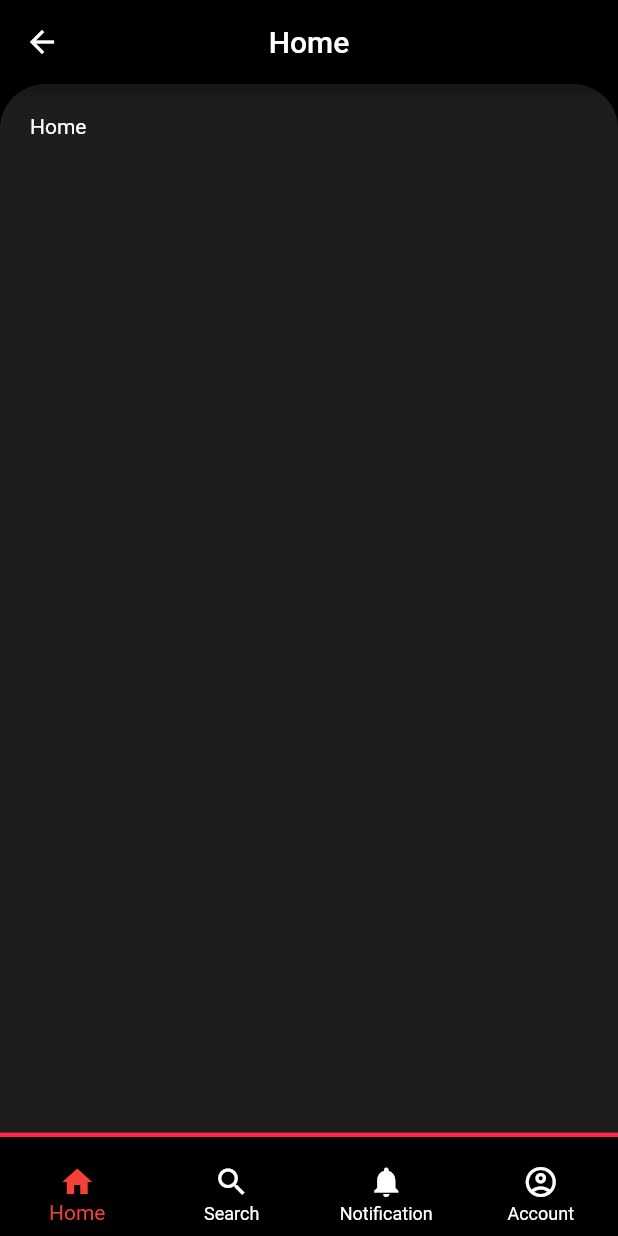
After one commit to thanhdat369/HCI-PT-Booking, a Flutter app: the UserScreen screen opened directly, on a phone screen of 412 x 824 dp. The commit adds this screen. Run offline on Flutter 3.47's test engine with Material 2 defaults, Android fonts, the phone set to English and light mode, and no system bars; Roboto replaces fonts that are missing (ProductSans).

Commit message:
Add interact bottom bar

```diff
--- /dev/null
+++ b/lib/screens/user_screen/user_home.dart
@@ -0,0 +1,12 @@
+import 'package:flutter/material.dart';
+
+class UserHome extends StatelessWidget {
+  const UserHome({Key key}) : super(key: key);
+
+  @override
+  Widget build(BuildContext context) {
+    return Container(
+      child: Text("Home"),
+    );
+  }
+}
--- a/lib/screens/user_screen/components/user_screen.dart
+++ b/lib/screens/user_screen/user_screen.dart
@@ -1,29 +1,45 @@
 import 'package:flutter/material.dart';
 import 'package:hci_booking_pt/screens/user_screen/components/container_rounded.dart';
+import 'package:hci_booking_pt/screens/user_screen/find_pt.dart';
+import 'package:hci_booking_pt/screens/user_screen/profile.dart';
+import 'package:hci_booking_pt/screens/user_screen/user_home.dart';
+import 'package:hci_booking_pt/screens/user_screen/user_notification.dart';
 import 'package:hci_booking_pt/theme/colors.dart';
+//Supported class
+class UserScreenItemDTO
+{
+  String title;
+  Widget screen;
+  UserScreenItemDTO(this.title,this.screen);
+
+}
 
 class UserScreen extends StatefulWidget {
-  Widget child;
-  String title;
-  UserScreen({Key key, this.child, this.title}) : super(key: key);
+  UserScreen({Key key}) : super(key: key);
   @override
   _UserScreenState createState() => _UserScreenState();
 }
 
+
 class _UserScreenState extends State<UserScreen> {
+  int _currentindex = 0;
+  final _tabs = [
+    UserScreenItemDTO("Home",UserHome()),
+    UserScreenItemDTO("Search",FindPT()),
+    UserScreenItemDTO("Notification",UserNotification()),
+    UserScreenItemDTO("Profile",Profile()),
+  ];
   @override
   Widget build(BuildContext context) {
-    Size size = MediaQuery.of(context).size;
     return Scaffold(
       appBar: AppBar(
         backgroundColor: MainColors.kDark,
-        // leading: BackButton(color: MainColors.kLight),
-        title: Text(this.widget.title),
+        title: Text(_tabs[_currentindex].title),
         centerTitle: true,
       ),
       backgroundColor: MainColors.kDark,
       body: ContainerRounded(
-        child: this.widget.child,
+        child: _tabs[_currentindex].screen,
       ),
       bottomNavigationBar: Container(
           decoration: BoxDecoration(
@@ -31,6 +47,12 @@ class _UserScreenState extends State<UserScreen> {
                   Border(top: BorderSide(color: MainColors.kMain, width: 3))),
           padding: EdgeInsets.only(top: 10),
           child: BottomNavigationBar(
+            currentIndex: _currentindex,
+            onTap: (index){
+              setState(() {
+                 _currentindex = index;
+              });
+            },
             unselectedItemColor: MainColors.kLight,
             type: BottomNavigationBarType.fixed,
             backgroundColor: MainColors.kDark,
@@ -39,7 +61,7 @@ class _UserScreenState extends State<UserScreen> {
               BottomNavigationBarItem(
                   label: "Search", icon: Icon(Icons.search)),
               BottomNavigationBarItem(
-                  label: "Hello", icon: Icon(Icons.fitness_center)),
+                  label: "Notification", icon: Icon(Icons.notifications)),
               BottomNavigationBarItem(
                   label: "Account", icon: Icon(Icons.account_circle_outlined)),
             ],
```
Also changed, not shown: lib/screens/user_screen/find_pt.dart (added, +12 -0 lines), lib/screens/user_screen/profile.dart (+2 -5 lines), lib/screens/user_screen/user_notification.dart (added, +12 -0 lines).
